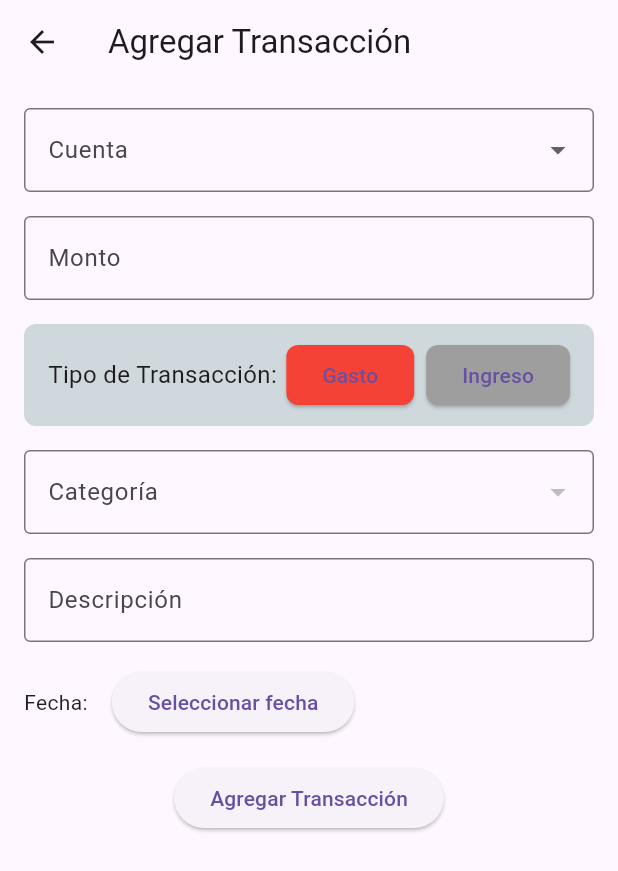
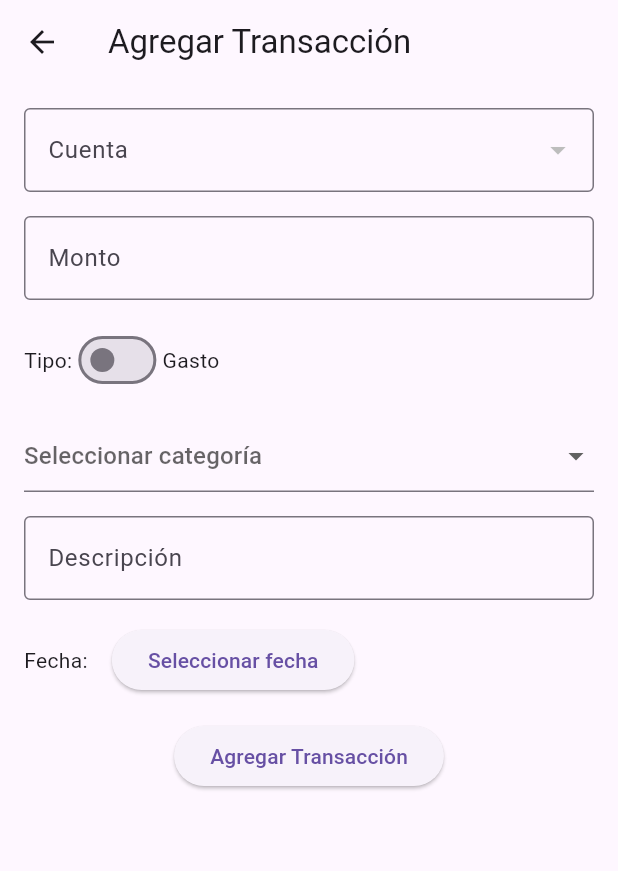
Before and after one commit to Dacarpe76/Monity, a Flutter app: the AddTransactionScreen screen opened directly, on a phone screen of 412 x 824 dp. Shown: the top 871 px of the screen. Run offline on Flutter 3.47's test engine with Material 3 defaults, Android fonts, the phone set to English and light mode, and no system bars; our stand-ins replace hive, hive_flutter; accounts and stored records are empty.

Commit message:
Refactors app initialization and data handling
Improves app stability and data management by:

- Introducing a `HiveService` for centralized Hive initialization and box management.
- Implementing logging for better error tracking and debugging.
- Refactoring default data initialization for accounts and categories, including unique IDs.
- Updating transaction and category models.

```diff
--- /dev/null
+++ b/devtools_options.yaml
@@ -0,0 +1,3 @@
+description: This file stores settings for Dart & Flutter DevTools.
+documentation: https://docs.flutter.dev/tools/devtools/extensions#configure-extension-enablement-states
+extensions:
--- a/lib/models/account.dart
+++ b/lib/models/account.dart
@@ -80,7 +80,6 @@ class Account extends HiveObject {
     final lastDayOfMonth = DateTime(year, month + 1, 0);
 
     final transactions = box.values.where((t) {
-      if (t == null) return false;
       if (t.accountId != id || t.isIncome) return false;
 
       return t.date
--- a/lib/models/category.dart
+++ b/lib/models/category.dart
@@ -5,7 +5,7 @@ part 'category.g.dart';
 @HiveType(typeId: 2)
 class Category extends HiveObject {
   @HiveField(0)
-  final int? id;
+  final String id;
 
   @HiveField(1)
   final String name;
@@ -14,7 +14,7 @@ class Category extends HiveObject {
   final bool isIncome;
 
   Category({
-    this.id,
+    required this.id,
     required this.name,
     required this.isIncome,
   });
--- a/lib/models/transaction.dart
+++ b/lib/models/transaction.dart
@@ -1,71 +1,42 @@
 // d:\monity\lib\models\transaction.dart
 import 'package:hive/hive.dart';
 
-part 'transaction.g.dart'; // Necesitarás generar este archivo
+part 'transaction.g.dart';
 
-@HiveType(typeId: 1) // Asegúrate de que typeId sea único
+@HiveType(typeId: 1)
 class Transaction extends HiveObject {
   @HiveField(0)
-  final String id;
+  String id;
 
   @HiveField(1)
-  final String
-      accountId; // Opcional si la transacción solo vive dentro de Account.transactions
+  String accountId;
 
   @HiveField(2)
-  final String description;
+  String description;
 
   @HiveField(3)
-  final double amount; // Asumimos que es siempre positivo
+  double amount;
 
   @HiveField(4)
-  final DateTime date;
+  DateTime date;
 
   @HiveField(5)
-  final bool isIncome; // true para ingreso, false para gasto
+  bool isIncome;
 
   @HiveField(6)
-  final String category; // Opcional, para categorizar transacciones
+  String category;
 
-  @HiveField(7) // Siguiente índice de campo disponible
-  final String? originalCategory; // Categoría original, opcional
+  @HiveField(7)
+  String? originalCategory;
 
   Transaction({
     required this.id,
-    required this.accountId,
-    required this.description,
     required this.amount,
     required this.date,
+    required this.category,
+    required this.description,
     required this.isIncome,
-    required this.category,
+    required this.accountId,
     this.originalCategory,
   });
-
-  // Ejemplo de fromMap, si lo necesitas para Account.fromMap
-  factory Transaction.fromMap(Map<String, dynamic> map) {
-    return Transaction(
-      id: map['id'] as String,
-      accountId: map['accountId'] as String,
-      description: map['description'] as String,
-      amount: map['amount'] as double,
-      date: DateTime.parse(map['date'] as String),
-      isIncome: map['isIncome'] as bool,
-      category: map['categoryId'] as String,
-      originalCategory: map['originalCategory'] as String?,
-    );
-  }
-
-  // Ejemplo de toMap, si lo necesitas para Account.toMap
-  Map<String, dynamic> toMap() {
-    return {
-      'id': id,
-      'accountId': accountId,
-      'description': description,
-      'amount': amount,
-      'date': date.toIso8601String(),
-      'isIncome': isIncome,
-      'categoryId': category,
-      'originalCategory': originalCategory,
-    };
-  }
 }
--- a/lib/screens/account_detail.dart
+++ b/lib/screens/account_detail.dart
@@ -151,7 +151,7 @@ class AccountDetailScreenState extends State<AccountDetailScreen> {
                               // Categoría y Comentario
                               Expanded(
                                 child: Text(
-                                  '${transaction.category}${transaction.originalCategory != null ? ' (${transaction.originalCategory})' : ''} - ${transaction.description}',
+                                  '${transaction.category} - ${transaction.description}',
                                   style: TextStyle(
                                       fontSize: 14, color: Colors.black),
                                   overflow: TextOverflow.ellipsis,
--- a/lib/screens/add_transaction_screen.dart
+++ b/lib/screens/add_transaction_screen.dart
@@ -1,7 +1,7 @@
 import 'package:flutter/material.dart';
 import '../models/account.dart';
 import '../models/transaction.dart';
-//import '../models/category.dart';
+import '../models/category.dart';
 import '../services/database_helper.dart';
 
 class AddTransactionScreen extends StatefulWidget {
@@ -13,24 +13,25 @@ class AddTransactionScreen extends StatefulWidget {
   });
 
   @override
-  AddTransactionScreenState createState() => AddTransactionScreenState();
+  _AddTransactionScreenState createState() => _AddTransactionScreenState();
 }
 
-class AddTransactionScreenState extends State<AddTransactionScreen> {
+class _AddTransactionScreenState extends State<AddTransactionScreen> {
   final _formKey = GlobalKey<FormState>();
   final _amountController = TextEditingController();
   final _descriptionController = TextEditingController();
   DateTime _selectedDate = DateTime.now();
-  String _selectedCategory = ''; // Cargar dinámicamente
-  String _transactionType = 'Gasto'; // Tipo de transacción inicial
-  List<String> _categories = []; // Lista de categorías
   Account? _selectedAccount; // Cuenta seleccionada
   List<Account> _accounts = []; // Lista de cuentas disponibles
+  List<Category> _categories = [];
+  Category? _selectedCategory;
+  bool _isIncome = false;
 
   @override
   void initState() {
     super.initState();
     _loadAccounts(); // Cargar cuentas al iniciar
+    _loadCategories(); // Cargar categorías al iniciar
     if (widget.account != null) {
       _selectedAccount = widget.account; // Preseleccionar la cuenta.
     }
@@ -55,17 +56,14 @@ class AddTransactionScreenState extends State<AddTransactionScreen> {
 
   // Método para cargar categorías desde la base de datos
   Future<void> _loadCategories() async {
-    final dbHelper = DatabaseHelper();
     try {
-      final categories =
-          await dbHelper.getCategories(_transactionType == 'Ingreso');
+      final categories = await DatabaseHelper().getCategories(_isIncome);
       setState(() {
-        _categories = categories.map((category) => category.name).toList();
-        _selectedCategory =
-            _categories.isNotEmpty ? _categories.first : 'Sin categoría';
+        _categories = categories;
+        _selectedCategory = null; // Reset selection
       });
     } catch (e) {
-      //print("Error al cargar las categorías: $e");
+      debugPrint('Error cargando categorías: $e');
     }
   }
 
@@ -91,9 +89,9 @@ class AddTransactionScreenState extends State<AddTransactionScreen> {
         id: DateTime.now().toString(),
         amount: double.parse(_amountController.text),
         date: _selectedDate,
-        category: _selectedCategory,
+        category: _selectedCategory?.name ?? 'Sin categoría',
         description: _descriptionController.text,
-        isIncome: _transactionType == 'Ingreso',
+        isIncome: _isIncome,
         accountId: _selectedAccount!.id, // Usa la cuenta seleccionada.
       );
 
@@ -106,11 +104,12 @@ class AddTransactionScreenState extends State<AddTransactionScreen> {
   }
 
   // Cambiar el tipo de transacción
-  void _onTransactionTypeChanged(String type) {
+  void _onTransactionTypeChanged(bool isIncome) {
     setState(() {
-      _transactionType = type;
+      _isIncome = isIncome;
+      _selectedCategory = null; // Reset selection
     });
-    _loadCategories(); // Recargar categorías según el tipo.
+    _loadCategories(); // Recargar categorías según el nuevo tipo
   }
 
   @override
@@ -173,77 +172,37 @@ class AddTransactionScreenState extends State<AddTransactionScreen> {
                 ),
                 const SizedBox(height: 16),
 
-                // Selector de tipo de transacción (Gasto/Ingreso)
-                Container(
-                  padding:
-                      const EdgeInsets.symmetric(horizontal: 16, vertical: 10),
-                  decoration: BoxDecoration(
-                    color: Colors.blueGrey[100],
-                    borderRadius: BorderRadius.circular(8),
-                  ),
-                  child: Row(
-                    mainAxisAlignment: MainAxisAlignment.spaceBetween,
-                    children: [
-                      const Text(
-                        'Tipo de Transacción:',
-                        style: TextStyle(fontSize: 16),
-                      ),
-                      Row(
-                        children: [
-                          ElevatedButton(
-                            style: ElevatedButton.styleFrom(
-                              backgroundColor: _transactionType == 'Gasto'
-                                  ? Colors.red
-                                  : Colors.grey,
-                              shape: RoundedRectangleBorder(
-                                borderRadius: BorderRadius.circular(8),
-                              ),
-                            ),
-                            onPressed: () => _onTransactionTypeChanged('Gasto'),
-                            child: const Text('Gasto'),
-                          ),
-                          const SizedBox(width: 8),
-                          ElevatedButton(
-                            style: ElevatedButton.styleFrom(
-                              backgroundColor: _transactionType == 'Ingreso'
-                                  ? Colors.green
-                                  : Colors.grey,
-                              shape: RoundedRectangleBorder(
-                                borderRadius: BorderRadius.circular(8),
-                              ),
-                            ),
-                            onPressed: () =>
-                                _onTransactionTypeChanged('Ingreso'),
-                            child: const Text('Ingreso'),
-                          ),
-                        ],
-                      ),
-                    ],
-                  ),
+                // Switch para tipo de transacción
+                Row(
+                  children: [
+                    const Text('Tipo:'),
+                    Switch(
+                      value: _isIncome,
+                      onChanged: _onTransactionTypeChanged,
+                    ),
+                    Text(_isIncome ? 'Ingreso' : 'Gasto'),
+                  ],
                 ),
                 const SizedBox(height: 16),
 
-                // Selector de categoría
-                DropdownButtonFormField<String>(
-                  value:
-                      _selectedCategory.isNotEmpty ? _selectedCategory : null,
-                  decoration: InputDecoration(
-                    labelText: 'Categoría',
-                    border: OutlineInputBorder(),
-                  ),
-                  items: _categories.map((String category) {
-                    return DropdownMenuItem<String>(
+                // Dropdown de categorías
+                DropdownButtonFormField<Category>(
+                  value: _selectedCategory,
+                  hint: const Text('Seleccionar categoría'),
+                  isExpanded: true,
+                  items: _categories.map((Category category) {
+                    return DropdownMenuItem<Category>(
                       value: category,
-                      child: Text(category),
+                      child: Text(category.name),
                     );
                   }).toList(),
-                  onChanged: (String? newValue) {
+                  onChanged: (Category? newValue) {
                     setState(() {
-                      _selectedCategory = newValue!;
+                      _selectedCategory = newValue;
                     });
                   },
                   validator: (value) {
-                    if (value == null || value.isEmpty) {
+                    if (value == null) {
                       return 'Por favor selecciona una categoría';
                     }
                     return null;
```
Also changed, not shown: lib/main.dart (+17 -18 lines), lib/screens/home_screen.dart (+41 -98 lines), lib/services/database_helper.dart (+118 -54 lines), lib/services/hive_service.dart (added, +54 -0 lines), pubspec.yaml (+5 -4 lines), lib/models/category.g.dart, lib/models/database_helper_test.dart (added), lib/models/transaction.g.dart, pubspec.lock.
